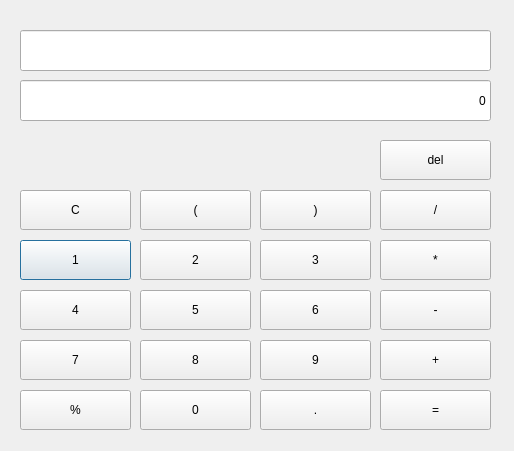
First picture: the form in prac/cal/_uiFiles/calculator.ui, repository hmjeon/FEM-QT, before the edit.
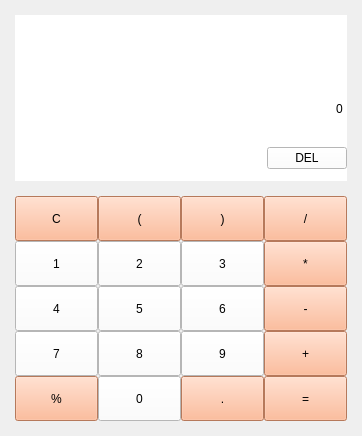
Second picture: the form after the edit.

Diff of the .ui file:
```diff
--- a/prac/cal/_uiFiles/calculator.ui
+++ b/prac/cal/_uiFiles/calculator.ui
@@ -6,328 +6,546 @@
    <rect>
     <x>0</x>
     <y>0</y>
-    <width>514</width>
-    <height>451</height>
+    <width>362</width>
+    <height>436</height>
    </rect>
   </property>
+  <property name="minimumSize">
+   <size>
+    <width>362</width>
+    <height>436</height>
+   </size>
+  </property>
+  <property name="maximumSize">
+   <size>
+    <width>362</width>
+    <height>436</height>
+   </size>
+  </property>
   <property name="windowTitle">
    <string>Dialog</string>
   </property>
-  <widget class="QPushButton" name="num_pushButton_1">
-   <property name="geometry">
-    <rect>
-     <x>20</x>
-     <y>240</y>
-     <width>111</width>
-     <height>40</height>
-    </rect>
+  <property name="styleSheet">
+   <string notr="true"/>
+  </property>
+  <layout class="QGridLayout" name="gridLayout_3">
+   <property name="leftMargin">
+    <number>15</number>
    </property>
-   <property name="text">
-    <string>1</string>
+   <property name="topMargin">
+    <number>15</number>
    </property>
-  </widget>
-  <widget class="QLineEdit" name="q_lineEdit">
-   <property name="geometry">
-    <rect>
-     <x>20</x>
-     <y>30</y>
-     <width>471</width>
-     <height>41</height>
-    </rect>
+   <property name="rightMargin">
+    <number>15</number>
    </property>
-   <property name="alignment">
-    <set>Qt::AlignRight|Qt::AlignTrailing|Qt::AlignVCenter</set>
+   <property name="bottomMargin">
+    <number>15</number>
    </property>
-  </widget>
-  <widget class="QPushButton" name="num_pushButton_2">
-   <property name="geometry">
-    <rect>
-     <x>140</x>
-     <y>240</y>
-     <width>111</width>
-     <height>40</height>
-    </rect>
+   <property name="verticalSpacing">
+    <number>15</number>
    </property>
-   <property name="text">
-    <string>2</string>
-   </property>
-  </widget>
-  <widget class="QPushButton" name="num_pushButton_3">
-   <property name="geometry">
-    <rect>
-     <x>260</x>
-     <y>240</y>
-     <width>111</width>
-     <height>40</height>
-    </rect>
-   </property>
-   <property name="text">
-    <string>3</string>
-   </property>
-  </widget>
-  <widget class="QPushButton" name="num_pushButton_4">
-   <property name="geometry">
-    <rect>
-     <x>20</x>
-     <y>290</y>
-     <width>111</width>
-     <height>40</height>
-    </rect>
-   </property>
-   <property name="text">
-    <string>4</string>
-   </property>
-  </widget>
-  <widget class="QPushButton" name="num_pushButton_5">
-   <property name="geometry">
-    <rect>
-     <x>140</x>
-     <y>290</y>
-     <width>111</width>
-     <height>40</height>
-    </rect>
-   </property>
-   <property name="text">
-    <string>5</string>
-   </property>
-  </widget>
-  <widget class="QPushButton" name="num_pushButton_6">
-   <property name="geometry">
-    <rect>
-     <x>260</x>
-     <y>290</y>
-     <width>111</width>
-     <height>40</height>
-    </rect>
-   </property>
-   <property name="text">
-    <string>6</string>
-   </property>
-  </widget>
-  <widget class="QPushButton" name="num_pushButton_7">
-   <property name="geometry">
-    <rect>
-     <x>20</x>
-     <y>340</y>
-     <width>111</width>
-     <height>40</height>
-    </rect>
-   </property>
-   <property name="text">
-    <string>7</string>
-   </property>
-  </widget>
-  <widget class="QPushButton" name="num_pushButton_8">
-   <property name="geometry">
-    <rect>
-     <x>140</x>
-     <y>340</y>
-     <width>111</width>
-     <height>40</height>
-    </rect>
-   </property>
-   <property name="text">
-    <string>8</string>
-   </property>
-  </widget>
-  <widget class="QPushButton" name="num_pushButton_9">
-   <property name="geometry">
-    <rect>
-     <x>260</x>
-     <y>340</y>
-     <width>111</width>
-     <height>40</height>
-    </rect>
-   </property>
-   <property name="text">
-    <string>9</string>
-   </property>
-  </widget>
-  <widget class="QPushButton" name="num_pushButton_0">
-   <property name="geometry">
-    <rect>
-     <x>140</x>
-     <y>390</y>
-     <width>111</width>
-     <height>40</height>
-    </rect>
-   </property>
-   <property name="text">
-    <string>0</string>
-   </property>
-  </widget>
-  <widget class="QPushButton" name="reset_pushButton">
-   <property name="geometry">
-    <rect>
-     <x>20</x>
-     <y>190</y>
-     <width>111</width>
-     <height>40</height>
-    </rect>
-   </property>
-   <property name="text">
-    <string>C</string>
-   </property>
-  </widget>
-  <widget class="QPushButton" name="sign_pushButton_3">
-   <property name="geometry">
-    <rect>
-     <x>380</x>
-     <y>290</y>
-     <width>111</width>
-     <height>40</height>
-    </rect>
-   </property>
-   <property name="text">
-    <string>-</string>
-   </property>
-  </widget>
-  <widget class="QPushButton" name="sign_pushButton_1">
-   <property name="geometry">
-    <rect>
-     <x>380</x>
-     <y>190</y>
-     <width>111</width>
-     <height>40</height>
-    </rect>
-   </property>
-   <property name="text">
-    <string>/</string>
-   </property>
-  </widget>
-  <widget class="QPushButton" name="sign_pushButton_2">
-   <property name="geometry">
-    <rect>
-     <x>380</x>
-     <y>240</y>
-     <width>111</width>
-     <height>40</height>
-    </rect>
-   </property>
-   <property name="text">
-    <string>*</string>
-   </property>
-  </widget>
-  <widget class="QPushButton" name="num_pushButton_14">
-   <property name="geometry">
-    <rect>
-     <x>570</x>
-     <y>140</y>
-     <width>111</width>
-     <height>40</height>
-    </rect>
-   </property>
-   <property name="text">
-    <string>/</string>
-   </property>
-  </widget>
-  <widget class="QPushButton" name="sign_pushButton_4">
-   <property name="geometry">
-    <rect>
-     <x>380</x>
-     <y>340</y>
-     <width>111</width>
-     <height>40</height>
-    </rect>
-   </property>
-   <property name="text">
-    <string>+</string>
-   </property>
-  </widget>
-  <widget class="QPushButton" name="result_pushButton">
-   <property name="geometry">
-    <rect>
-     <x>380</x>
-     <y>390</y>
-     <width>111</width>
-     <height>40</height>
-    </rect>
-   </property>
-   <property name="text">
-    <string>=</string>
-   </property>
-  </widget>
-  <widget class="QLineEdit" name="a_lineEdit">
-   <property name="geometry">
-    <rect>
-     <x>20</x>
-     <y>80</y>
-     <width>471</width>
-     <height>41</height>
-    </rect>
-   </property>
-   <property name="text">
-    <string>0</string>
-   </property>
-   <property name="alignment">
-    <set>Qt::AlignRight|Qt::AlignTrailing|Qt::AlignVCenter</set>
-   </property>
-  </widget>
-  <widget class="QPushButton" name="del_pushButton">
-   <property name="geometry">
-    <rect>
-     <x>380</x>
-     <y>140</y>
-     <width>111</width>
-     <height>40</height>
-    </rect>
-   </property>
-   <property name="text">
-    <string>del</string>
-   </property>
-  </widget>
-  <widget class="QPushButton" name="p_open_pushButton">
-   <property name="geometry">
-    <rect>
-     <x>140</x>
-     <y>190</y>
-     <width>111</width>
-     <height>40</height>
-    </rect>
-   </property>
-   <property name="text">
-    <string>(</string>
-   </property>
-  </widget>
-  <widget class="QPushButton" name="p_close_pushButton">
-   <property name="geometry">
-    <rect>
-     <x>260</x>
-     <y>190</y>
-     <width>111</width>
-     <height>40</height>
-    </rect>
-   </property>
-   <property name="text">
-    <string>)</string>
-   </property>
-  </widget>
-  <widget class="QPushButton" name="per_pushButton">
-   <property name="geometry">
-    <rect>
-     <x>20</x>
-     <y>390</y>
-     <width>111</width>
-     <height>40</height>
-    </rect>
-   </property>
-   <property name="text">
-    <string>%</string>
-   </property>
-  </widget>
-  <widget class="QPushButton" name="dot_pushButton">
-   <property name="geometry">
-    <rect>
-     <x>260</x>
-     <y>390</y>
-     <width>111</width>
-     <height>40</height>
-    </rect>
-   </property>
-   <property name="text">
-    <string>.</string>
-   </property>
-  </widget>
+   <item row="1" column="0">
+    <layout class="QGridLayout" name="gridLayout">
+     <item row="0" column="2">
+      <widget class="QPushButton" name="p_close_pushButton">
+       <property name="enabled">
+        <bool>true</bool>
+       </property>
+       <property name="minimumSize">
+        <size>
+         <width>0</width>
+         <height>45</height>
+        </size>
+       </property>
+       <property name="styleSheet">
+        <string notr="true">background-color: rgb(255, 170, 127);
+font: 75 10pt &quot;MS Shell Dlg 2&quot;;</string>
+       </property>
+       <property name="text">
+        <string>)</string>
+       </property>
+       <property name="autoDefault">
+        <bool>false</bool>
+       </property>
+      </widget>
+     </item>
+     <item row="1" column="0">
+      <widget class="QPushButton" name="num_pushButton_1">
+       <property name="minimumSize">
+        <size>
+         <width>0</width>
+         <height>45</height>
+        </size>
+       </property>
+       <property name="styleSheet">
+        <string notr="true">background-color: rgb(255, 255, 255);
+font: 75 10pt &quot;MS Shell Dlg 2&quot;;</string>
+       </property>
+       <property name="text">
+        <string>1</string>
+       </property>
+       <property name="autoDefault">
+        <bool>false</bool>
+       </property>
+      </widget>
+     </item>
+     <item row="0" column="3">
+      <widget class="QPushButton" name="sign_pushButton_1">
+       <property name="minimumSize">
+        <size>
+         <width>0</width>
+         <height>45</height>
+        </size>
+       </property>
+       <property name="styleSheet">
+        <string notr="true">background-color: rgb(255, 170, 127);
+font: 75 10pt &quot;MS Shell Dlg 2&quot;;</string>
+       </property>
+       <property name="text">
+        <string>/</string>
+       </property>
+       <property name="autoDefault">
+        <bool>false</bool>
+       </property>
+      </widget>
+     </item>
+     <item row="0" column="0">
+      <widget class="QPushButton" name="reset_pushButton">
+       <property name="minimumSize">
+        <size>
+         <width>0</width>
+         <height>45</height>
+        </size>
+       </property>
+       <property name="styleSheet">
+        <string notr="true">background-color: rgb(255, 170, 127);
+font: 75 10pt &quot;MS Shell Dlg 2&quot;;</string>
+       </property>
+       <property name="text">
+        <string>C</string>
+       </property>
+       <property name="autoDefault">
+        <bool>false</bool>
+       </property>
+      </widget>
+     </item>
+     <item row="0" column="1">
+      <widget class="QPushButton" name="p_open_pushButton">
+       <property name="minimumSize">
+        <size>
+         <width>0</width>
+         <height>45</height>
+        </size>
+       </property>
+       <property name="styleSheet">
+        <string notr="true">background-color: rgb(255, 170, 127);
+font: 75 10pt &quot;MS Shell Dlg 2&quot;;</string>
+       </property>
+       <property name="text">
+        <string>(</string>
+       </property>
+       <property name="autoDefault">
+        <bool>false</bool>
+       </property>
+      </widget>
+     </item>
+     <item row="1" column="1">
+      <widget class="QPushButton" name="num_pushButton_2">
+       <property name="minimumSize">
+        <size>
+         <width>0</width>
+         <height>45</height>
+        </size>
+       </property>
+       <property name="styleSheet">
+        <string notr="true">background-color: rgb(255, 255, 255);
+font: 75 10pt &quot;MS Shell Dlg 2&quot;;</string>
+       </property>
+       <property name="text">
+        <string>2</string>
+       </property>
+       <property name="autoDefault">
+        <bool>false</bool>
+       </property>
+      </widget>
+     </item>
+     <item row="4" column="1">
+      <widget class="QPushButton" name="num_pushButton_0">
+       <property name="minimumSize">
+        <size>
+         <width>0</width>
+         <height>45</height>
+        </size>
+       </property>
+       <property name="styleSheet">
+        <string notr="true">background-color: rgb(255, 255, 255);
+font: 75 10pt &quot;MS Shell Dlg 2&quot;;</string>
+       </property>
+       <property name="text">
+        <string>0</string>
+       </property>
+       <property name="autoDefault">
+        <bool>false</bool>
+       </property>
+      </widget>
+     </item>
+     <item row="2" column="3">
+      <widget class="QPushButton" name="sign_pushButton_3">
+       <property name="minimumSize">
+        <size>
+         <width>0</width>
+         <height>45</height>
+        </size>
+       </property>
+       <property name="styleSheet">
+        <string notr="true">background-color: rgb(255, 170, 127);
+font: 75 10pt &quot;MS Shell Dlg 2&quot;;</string>
+       </property>
+       <property name="text">
+        <string>-</string>
+       </property>
+       <property name="autoDefault">
+        <bool>false</bool>
+       </property>
+      </widget>
+     </item>
+     <item row="1" column="2">
+      <widget class="QPushButton" name="num_pushButton_3">
+       <property name="minimumSize">
+        <size>
+         <width>0</width>
+         <height>45</height>
+        </size>
+       </property>
+       <property name="styleSheet">
+        <string notr="true">background-color: rgb(255, 255, 255);
+font: 75 10pt &quot;MS Shell Dlg 2&quot;;</string>
+       </property>
+       <property name="text">
+        <string>3</string>
+       </property>
+       <property name="autoDefault">
+        <bool>false</bool>
+       </property>
+      </widget>
+     </item>
+     <item row="3" column="0">
+      <widget class="QPushButton" name="num_pushButton_7">
+       <property name="minimumSize">
+        <size>
+         <width>0</width>
+         <height>45</height>
+        </size>
+       </property>
+       <property name="styleSheet">
+        <string notr="true">background-color: rgb(255, 255, 255);
+font: 75 10pt &quot;MS Shell Dlg 2&quot;;</string>
+       </property>
+       <property name="text">
+        <string>7</string>
+       </property>
+       <property name="autoDefault">
+        <bool>false</bool>
+       </property>
+      </widget>
+     </item>
+     <item row="1" column="3">
+      <widget class="QPushButton" name="sign_pushButton_2">
+       <property name="minimumSize">
+        <size>
+         <width>0</width>
+         <height>45</height>
+        </size>
+       </property>
+       <property name="styleSheet">
+        <string notr="true">background-color: rgb(255, 170, 127);
+font: 75 10pt &quot;MS Shell Dlg 2&quot;;</string>
+       </property>
+       <property name="text">
+        <string>*</string>
+       </property>
+       <property name="autoDefault">
+        <bool>false</bool>
+       </property>
+      </widget>
+     </item>
+     <item row="3" column="3">
+      <widget class="QPushButton" name="sign_pushButton_4">
+       <property name="minimumSize">
+        <size>
+         <width>0</width>
+         <height>45</height>
+        </size>
+       </property>
+       <property name="styleSheet">
+        <string notr="true">background-color: rgb(255, 170, 127);
+font: 75 10pt &quot;MS Shell Dlg 2&quot;;</string>
+       </property>
+       <property name="text">
+        <string>+</string>
+       </property>
+       <property name="autoDefault">
+        <bool>false</bool>
+       </property>
+      </widget>
+     </item>
+     <item row="2" column="1">
+      <widget class="QPushButton" name="num_pushButton_5">
+       <property name="minimumSize">
+        <size>
+         <width>0</width>
+         <height>45</height>
+        </size>
+       </property>
+       <property name="styleSheet">
+        <string notr="true">background-color: rgb(255, 255, 255);
+font: 75 10pt &quot;MS Shell Dlg 2&quot;;</string>
+       </property>
+       <property name="text">
+        <string>5</string>
+       </property>
+       <property name="autoDefault">
+        <bool>false</bool>
+       </property>
+      </widget>
+     </item>
+     <item row="4" column="3">
+      <widget class="QPushButton" name="result_pushButton">
+       <property name="minimumSize">
+        <size>
+         <width>0</width>
+         <height>45</height>
+        </size>
+       </property>
+       <property name="styleSheet">
+        <string notr="true">background-color: rgb(255, 170, 127);
+font: 75 10pt &quot;MS Shell Dlg 2&quot;;</string>
+       </property>
+       <property name="text">
+        <string>=</string>
+       </property>
+       <property name="autoDefault">
+        <bool>false</bool>
+       </property>
+      </widget>
+     </item>
+     <item row="2" column="0">
+      <widget class="QPushButton" name="num_pushButton_4">
+       <property name="minimumSize">
+        <size>
+         <width>0</width>
+         <height>45</height>
+        </size>
+       </property>
+       <property name="styleSheet">
+        <string notr="true">background-color: rgb(255, 255, 255);
+font: 75 10pt &quot;MS Shell Dlg 2&quot;;</string>
+       </property>
+       <property name="text">
+        <string>4</string>
+       </property>
+       <property name="autoDefault">
+        <bool>false</bool>
+       </property>
+      </widget>
+     </item>
+     <item row="4" column="2">
+      <widget class="QPushButton" name="dot_pushButton">
+       <property name="minimumSize">
+        <size>
+         <width>0</width>
+         <height>45</height>
+        </size>
+       </property>
+       <property name="styleSheet">
+        <string notr="true">background-color: rgb(255, 170, 127);
+font: 75 10pt &quot;MS Shell Dlg 2&quot;;</string>
+       </property>
+       <property name="text">
+        <string>.</string>
+       </property>
+       <property name="autoDefault">
+        <bool>false</bool>
+       </property>
+      </widget>
+     </item>
+     <item row="4" column="0">
+      <widget class="QPushButton" name="per_pushButton">
+       <property name="minimumSize">
+        <size>
+         <width>0</width>
+         <height>45</height>
+        </size>
+       </property>
+       <property name="styleSheet">
+        <string notr="true">background-color: rgb(255, 170, 127);
+font: 75 10pt &quot;MS Shell Dlg 2&quot;;</string>
+       </property>
+       <property name="text">
+        <string>%</string>
+       </property>
+       <property name="autoDefault">
+        <bool>false</bool>
+       </property>
+      </widget>
+     </item>
+     <item row="2" column="2">
+      <widget class="QPushButton" name="num_pushButton_6">
+       <property name="minimumSize">
+        <size>
+         <width>0</width>
+         <height>45</height>
+        </size>
+       </property>
+       <property name="styleSheet">
+        <string notr="true">background-color: rgb(255, 255, 255);
+font: 75 10pt &quot;MS Shell Dlg 2&quot;;</string>
+       </property>
+       <property name="text">
+        <string>6</string>
+       </property>
+       <property name="autoDefault">
+        <bool>false</bool>
+       </property>
+      </widget>
+     </item>
+     <item row="3" column="1">
+      <widget class="QPushButton" name="num_pushButton_8">
+       <property name="minimumSize">
+        <size>
+         <width>0</width>
+         <height>45</height>
+        </size>
+       </property>
+       <property name="styleSheet">
+        <string notr="true">background-color: rgb(255, 255, 255);
+font: 75 10pt &quot;MS Shell Dlg 2&quot;;</string>
+       </property>
+       <property name="text">
+        <string>8</string>
+       </property>
+       <property name="autoDefault">
+        <bool>false</bool>
+       </property>
+      </widget>
+     </item>
+     <item row="3" column="2">
+      <widget class="QPushButton" name="num_pushButton_9">
+       <property name="minimumSize">
+        <size>
+         <width>0</width>
+         <height>45</height>
+        </size>
+       </property>
+       <property name="styleSheet">
+        <string notr="true">background-color: rgb(255, 255, 255);
+font: 75 10pt &quot;MS Shell Dlg 2&quot;;</string>
+       </property>
+       <property name="text">
+        <string>9</string>
+       </property>
+       <property name="autoDefault">
+        <bool>false</bool>
+       </property>
+      </widget>
+     </item>
+    </layout>
+   </item>
+   <item row="0" column="0">
+    <widget class="QWidget" name="widget" native="true">
+     <property name="styleSheet">
+      <string notr="true">background-color: rgb(255, 255, 255);</string>
+     </property>
+     <layout class="QGridLayout" name="gridLayout_2">
+      <property name="leftMargin">
+       <number>0</number>
+      </property>
+      <property name="topMargin">
+       <number>0</number>
+      </property>
+      <property name="rightMargin">
+       <number>0</number>
+      </property>
+      <property name="bottomMargin">
+       <number>0</number>
+      </property>
+      <item row="2" column="0">
+       <spacer name="horizontalSpacer">
+        <property name="orientation">
+         <enum>Qt::Horizontal</enum>
+        </property>
+        <property name="sizeHint" stdset="0">
+         <size>
+          <width>245</width>
+          <height>20</height>
+         </size>
+        </property>
+       </spacer>
+      </item>
+      <item row="2" column="1">
+       <widget class="QPushButton" name="del_pushButton">
+        <property name="minimumSize">
+         <size>
+          <width>78</width>
+          <height>0</height>
+         </size>
+        </property>
+        <property name="text">
+         <string>DEL</string>
+        </property>
+        <property name="autoDefault">
+         <bool>false</bool>
+        </property>
+       </widget>
+      </item>
+      <item row="1" column="0" colspan="2">
+       <widget class="QLineEdit" name="a_lineEdit">
+        <property name="minimumSize">
+         <size>
+          <width>0</width>
+          <height>45</height>
+         </size>
+        </property>
+        <property name="styleSheet">
+         <string notr="true">font: 75 16pt &quot;MS Shell Dlg 2&quot;;</string>
+        </property>
+        <property name="text">
+         <string>0</string>
+        </property>
+        <property name="frame">
+         <bool>false</bool>
+        </property>
+        <property name="alignment">
+         <set>Qt::AlignRight|Qt::AlignTrailing|Qt::AlignVCenter</set>
+        </property>
+       </widget>
+      </item>
+      <item row="0" column="0" colspan="2">
+       <widget class="QLineEdit" name="q_lineEdit">
+        <property name="minimumSize">
+         <size>
+          <width>0</width>
+          <height>45</height>
+         </size>
+        </property>
+        <property name="styleSheet">
+         <string notr="true">font: 18pt &quot;MS Shell Dlg 2&quot;;</string>
+        </property>
+        <property name="text">
+         <string/>
+        </property>
+        <property name="frame">
+         <bool>false</bool>
+        </property>
+        <property name="alignment">
+         <set>Qt::AlignRight|Qt::AlignTrailing|Qt::AlignVCenter</set>
+        </property>
+       </widget>
+      </item>
+     </layout>
+    </widget>
+   </item>
+  </layout>
  </widget>
  <resources/>
  <connections/>
```
